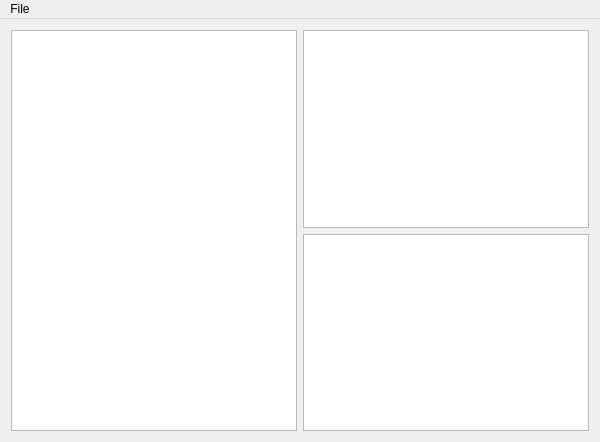
The window that stenodictate/gui/mainwindow.ui (arxanas/StenoDictate) describes before a commit, drawn with Qt 5.
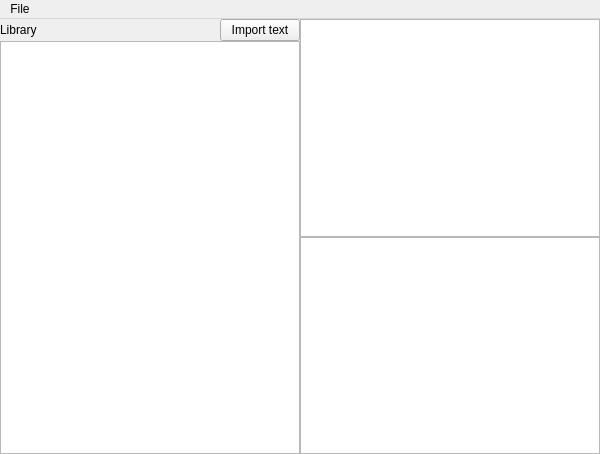
The same window after the commit.

Commit message: Show dictation text once selected in the library

```diff
--- a/stenodictate/gui/mainwindow.ui
+++ b/stenodictate/gui/mainwindow.ui
@@ -7,7 +7,7 @@
     <x>0</x>
     <y>0</y>
     <width>600</width>
-    <height>442</height>
+    <height>454</height>
    </rect>
   </property>
   <property name="windowTitle">
@@ -21,28 +21,52 @@
     </sizepolicy>
    </property>
    <layout class="QVBoxLayout" name="verticalLayout">
+    <property name="spacing">
+     <number>0</number>
+    </property>
+    <property name="leftMargin">
+     <number>0</number>
+    </property>
+    <property name="topMargin">
+     <number>0</number>
+    </property>
+    <property name="rightMargin">
+     <number>0</number>
+    </property>
+    <property name="bottomMargin">
+     <number>0</number>
+    </property>
     <item>
      <layout class="QGridLayout" name="gridLayout">
       <property name="sizeConstraint">
        <enum>QLayout::SetMinAndMaxSize</enum>
       </property>
-      <item row="0" column="1">
-       <widget class="QTextBrowser" name="textBrowser">
-        <property name="sizePolicy">
-         <sizepolicy hsizetype="Expanding" vsizetype="Expanding">
-          <horstretch>1</horstretch>
-          <verstretch>1</verstretch>
-         </sizepolicy>
-        </property>
-        <property name="sizeAdjustPolicy">
-         <enum>QAbstractScrollArea::AdjustIgnored</enum>
-        </property>
-       </widget>
-      </item>
+      <property name="spacing">
+       <number>0</number>
+      </property>
       <item row="1" column="1">
+       <layout class="QVBoxLayout" name="verticalLayout_3">
+        <item>
        <widget class="QPlainTextEdit" name="plainTextEdit">
         <property name="sizePolicy">
          <sizepolicy hsizetype="Expanding" vsizetype="Expanding">
+            <horstretch>0</horstretch>
+            <verstretch>0</verstretch>
+           </sizepolicy>
+          </property>
+          <property name="sizeAdjustPolicy">
+           <enum>QAbstractScrollArea::AdjustIgnored</enum>
+          </property>
+         </widget>
+        </item>
+       </layout>
+      </item>
+      <item row="0" column="1">
+       <layout class="QVBoxLayout" name="verticalLayout_2">
+        <item>
+         <widget class="QTextEdit" name="dictationTextEdit">
+          <property name="sizePolicy">
+           <sizepolicy hsizetype="Expanding" vsizetype="Expanding">
           <horstretch>1</horstretch>
           <verstretch>1</verstretch>
          </sizepolicy>
@@ -50,20 +74,55 @@
         <property name="sizeAdjustPolicy">
          <enum>QAbstractScrollArea::AdjustIgnored</enum>
         </property>
-       </widget>
+          <property name="readOnly">
+           <bool>true</bool>
+          </property>
+         </widget>
+        </item>
+       </layout>
       </item>
       <item row="0" column="0" rowspan="2">
-       <widget class="QListView" name="listView">
+       <layout class="QVBoxLayout" name="libraryPane">
+        <property name="spacing">
+         <number>0</number>
+        </property>
+        <item>
+         <layout class="QHBoxLayout" name="horizontalLayout">
+          <property name="spacing">
+           <number>0</number>
+          </property>
+          <item>
+           <widget class="QLabel" name="label">
         <property name="sizePolicy">
          <sizepolicy hsizetype="Preferred" vsizetype="Preferred">
           <horstretch>1</horstretch>
-          <verstretch>1</verstretch>
-         </sizepolicy>
-        </property>
-        <property name="sizeAdjustPolicy">
-         <enum>QAbstractScrollArea::AdjustIgnored</enum>
-        </property>
-       </widget>
+              <verstretch>0</verstretch>
+             </sizepolicy>
+            </property>
+            <property name="text">
+             <string>Library</string>
+            </property>
+           </widget>
+          </item>
+          <item>
+           <widget class="QPushButton" name="importTextButton">
+            <property name="sizePolicy">
+             <sizepolicy hsizetype="Minimum" vsizetype="Fixed">
+              <horstretch>0</horstretch>
+              <verstretch>0</verstretch>
+             </sizepolicy>
+            </property>
+            <property name="text">
+             <string>Import text</string>
+            </property>
+           </widget>
+          </item>
+         </layout>
+        </item>
+        <item>
+         <widget class="QListView" name="libraryListView"/>
+        </item>
+       </layout>
       </item>
      </layout>
     </item>
```
Left out of the diff: 23 changed lines with no effect on the pictures. Lines whose indentation alone changed are shown as unchanged. The commit also changes 7 other files.
